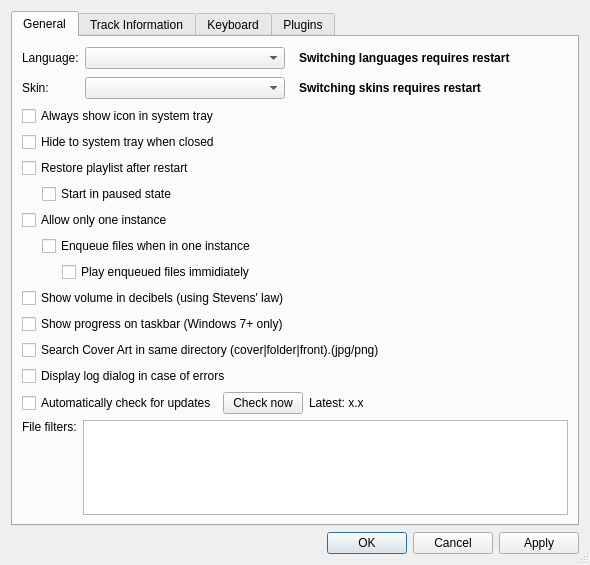
This is src/preferencesDialog.ui in nulloy/nulloy as Qt 5 draws it before an edit. The edited form follows.
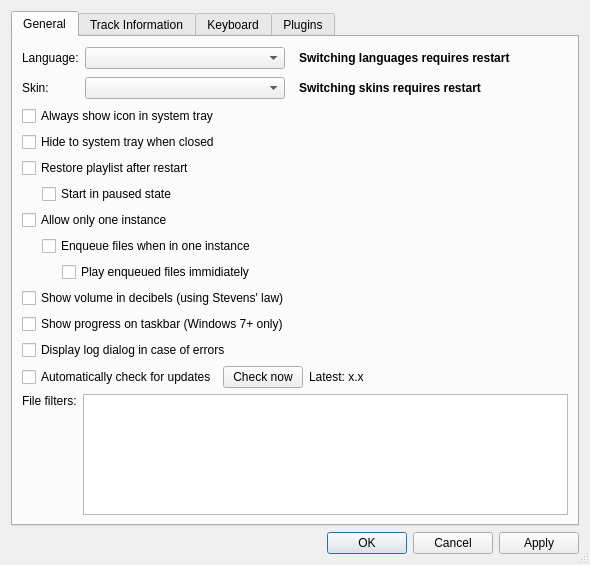
This is the edited form. Custom widgets are drawn as their Qt base class.

Commit message: search cover art which starts same as source filename

```diff
--- a/src/preferencesDialog.ui
+++ b/src/preferencesDialog.ui
@@ -295,17 +295,6 @@
          </item>
         </layout>
        </item>
-       <item>
-        <layout class="QHBoxLayout" name="horizontalLayout_14">
-         <item>
-          <widget class="QCheckBox" name="coverArtFromDirCheckBox">
-           <property name="text">
-            <string>Search Cover Art in same directory (cover|folder|front).(jpg/png)</string>
-           </property>
-          </widget>
-         </item>
-        </layout>
-       </item>
        <item>
         <layout class="QHBoxLayout" name="horizontalLayout_2">
          <item>
```
The commit also changes 6 other files.
